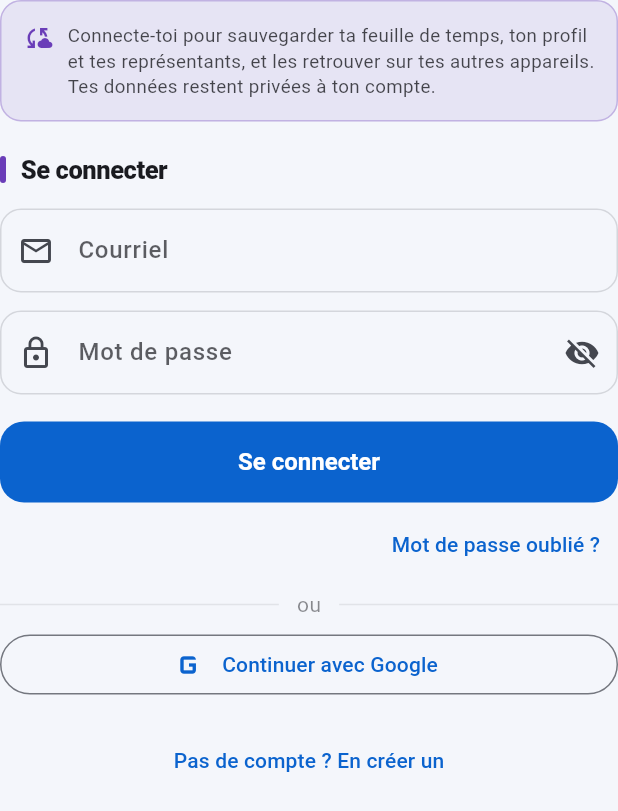
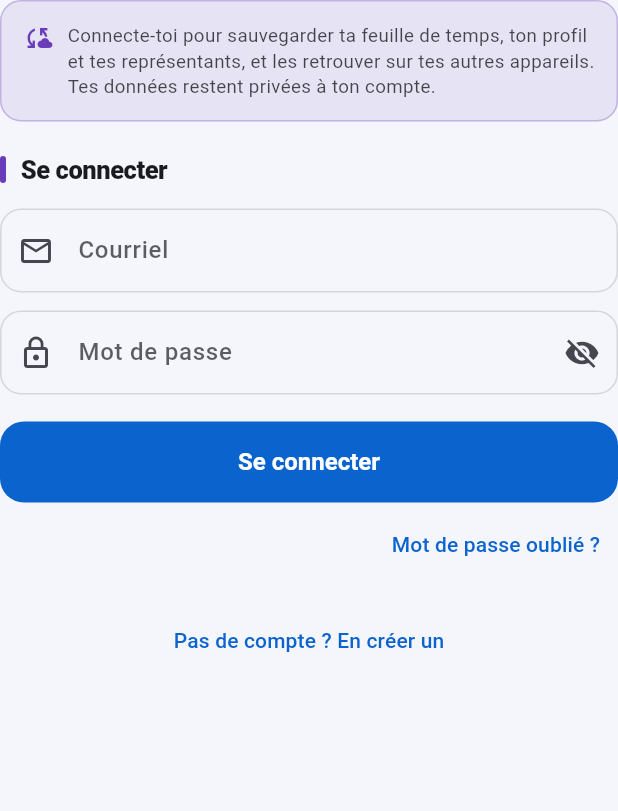
Before and after one commit to CR4SH3UR/calculatrice_ccq, a Flutter app: the _ConnexionForm widget shown alone on an empty page, opened directly, on a phone screen of 412 x 824 dp. Shown: the top 811 px of the screen. Run offline on Flutter 3.47's test engine with Material 3 defaults, Android fonts, the phone set to English and light mode, and no system bars; our stand-ins replace cloud_firestore, firebase_auth, firebase_core, open_filex, pdf, printing and 2 more; accounts and stored records are empty.

Commit message:
Login : e-mail/mot de passe seulement (retire Google)
- Retire le bouton « Continuer avec Google » de l'écran Compte et la
  méthode connecterGoogle du service d'auth (non désirée).
- Connexion par e-mail/mot de passe uniquement (déjà activée en console).
Analyse propre, 26 tests.

Co-Authored-By: Claude Opus 4.8 <noreply@anthropic.com>

```diff
--- a/lib/screens/compte_screen.dart
+++ b/lib/screens/compte_screen.dart
@@ -195,33 +195,6 @@ class _ConnexionFormState extends State<_ConnexionForm> {
             ),
           ),
         ],
-        const SizedBox(height: 6),
-        Row(
-          children: [
-            const Expanded(child: Divider()),
-            Padding(
-              padding: const EdgeInsets.symmetric(horizontal: 12),
-              child: Text(tr('ou', 'or'),
-                  style: TextStyle(
-                      color: Theme.of(context)
-                          .colorScheme
-                          .onSurface
-                          .withValues(alpha: 0.5))),
-            ),
-            const Expanded(child: Divider()),
-          ],
-        ),
-        const SizedBox(height: 6),
-        OutlinedButton.icon(
-          onPressed: _occupe
-              ? null
-              : () => _executer(AuthService.instance.connecterGoogle),
-          icon: const Icon(Icons.g_mobiledata, size: 28),
-          label: Padding(
-            padding: const EdgeInsets.symmetric(vertical: 6),
-            child: Text(tr('Continuer avec Google', 'Continue with Google')),
-          ),
-        ),
         const SizedBox(height: 16),
         Center(
           child: TextButton(
--- a/lib/services/auth_service.dart
+++ b/lib/services/auth_service.dart
@@ -1,12 +1,8 @@
 import 'package:firebase_auth/firebase_auth.dart';
-import 'package:flutter/foundation.dart';
 
 import '../l10n/lang.dart';
 
-/// Enveloppe autour de FirebaseAuth : connexion e-mail/mot de passe et Google.
-///
-/// Sur le web, Google passe par une fenêtre popup Firebase ; sur mobile, par
-/// le flux natif du fournisseur — aucune dépendance `google_sign_in` requise.
+/// Enveloppe autour de FirebaseAuth : connexion par e-mail / mot de passe.
 class AuthService {
   const AuthService._();
   static const AuthService instance = AuthService._();
@@ -31,15 +27,6 @@ class AuthService {
 
   Future<void> reinitialiserMotDePasse(String courriel) =>
       _auth.sendPasswordResetEmail(email: courriel.trim());
-
-  Future<void> connecterGoogle() async {
-    final provider = GoogleAuthProvider();
-    if (kIsWeb) {
-      await _auth.signInWithPopup(provider);
-    } else {
-      await _auth.signInWithProvider(provider);
-    }
-  }
 
   Future<void> deconnecter() => _auth.signOut();
 
```
